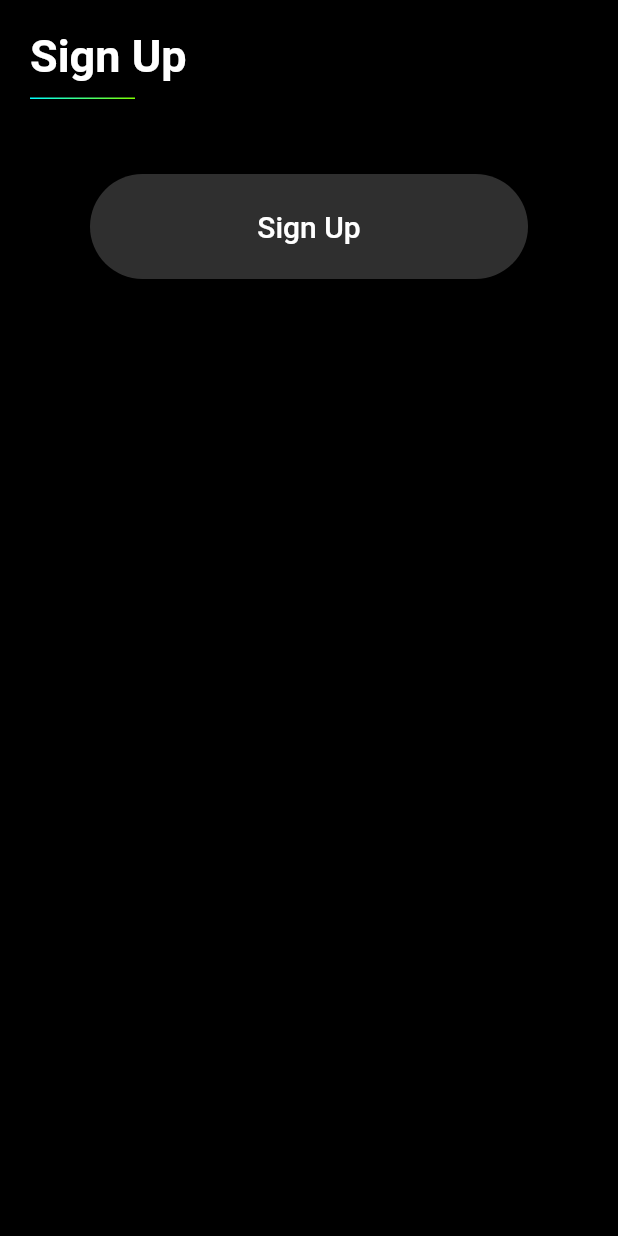
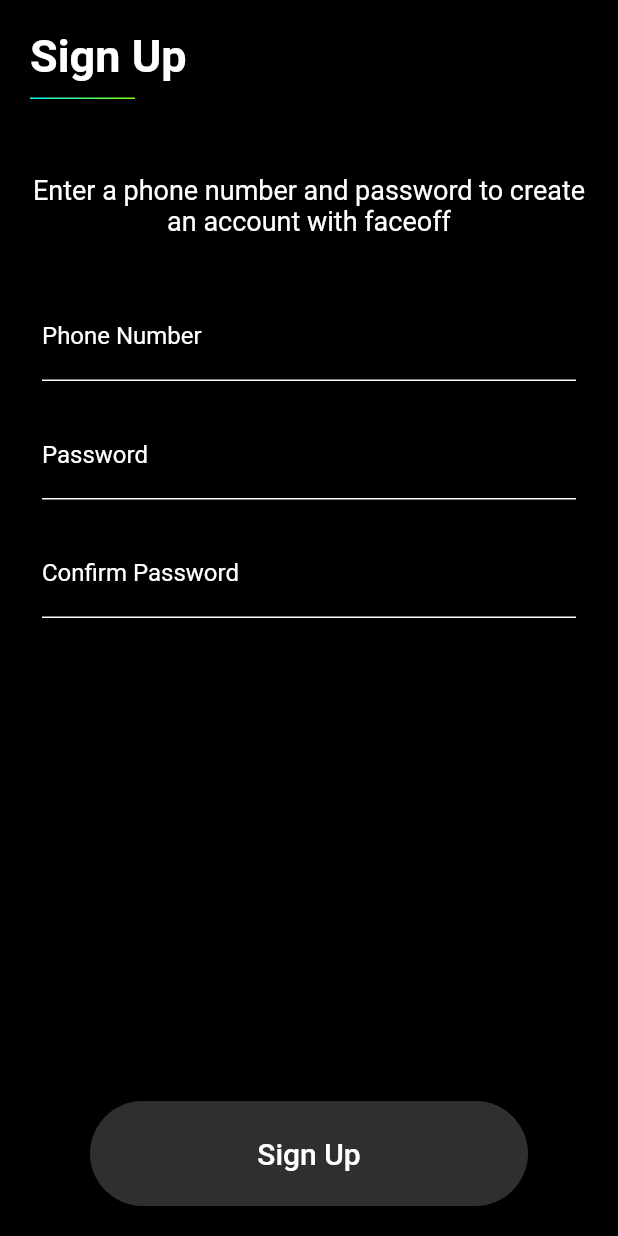
Before and after one commit to Harshith996/face_off_repository, a Flutter app: the SignUpPage screen opened directly, on a phone screen of 412 x 824 dp. Run offline on Flutter 3.47's test engine with Material 2 defaults, Android fonts, the phone set to English and light mode, and no system bars; our stand-ins replace carousel_slider, google_fonts, google_nav_bar, shared_preferences; accounts and stored records are empty.

Commit message:
Designed half of sign up screen

```diff
--- a/lib/main.dart
+++ b/lib/main.dart
@@ -1,10 +1,11 @@
 import 'package:face_off/ui/screens/chat_page.dart';
+import 'package:face_off/ui/screens/create_profile_1.dart';
+import 'package:face_off/ui/screens/enter_details_page.dart';
 import 'package:face_off/ui/screens/login_page.dart';
 import 'package:face_off/ui/screens/signup_page.dart';
 import 'package:face_off/ui/screens/splash_screen.dart';
 import 'package:face_off/utils/shared_prefs.dart';
 import 'package:flutter/material.dart';
-
 
 Future<void> main() async {
   WidgetsFlutterBinding.ensureInitialized();
--- a/lib/ui/screens/signup_page.dart
+++ b/lib/ui/screens/signup_page.dart
@@ -54,6 +54,55 @@
               const SizedBox(
                 height: 50,
               ),
+              const Text(
+                "Enter a phone number and password to create an account with faceoff",
+                textAlign: TextAlign.center,
+                style:
+                    TextStyle(color: Color(CustomColors.white), fontSize: 18),
+              ),
+              const SizedBox(
+                height: 27,
+              ),
+              Padding(
+                  padding:
+                      const EdgeInsets.symmetric(horizontal: 8, vertical: 10),
+                  child: TextFormField(
+                      keyboardType: TextInputType.phone,
+                      style: const TextStyle(color: Color(CustomColors.white)),
+                      decoration: const InputDecoration(
+                        enabledBorder: UnderlineInputBorder(
+                            borderSide: BorderSide(
+                                width: 1, color: Color(CustomColors.white))),
+                        labelStyle: TextStyle(color: Color(CustomColors.white)),
+                        labelText: 'Phone Number',
+                      ))),
+              Padding(
+                  padding:
+                      const EdgeInsets.symmetric(horizontal: 8, vertical: 10),
+                  child: TextFormField(
+                      obscureText: true,
+                      style: const TextStyle(color: Color(CustomColors.white)),
+                      decoration: const InputDecoration(
+                        enabledBorder: UnderlineInputBorder(
+                            borderSide: BorderSide(
+                                width: 1, color: Color(CustomColors.white))),
+                        labelStyle: TextStyle(color: Color(CustomColors.white)),
+                        labelText: 'Password',
+                      ))),
+              Padding(
+                  padding:
+                      const EdgeInsets.symmetric(horizontal: 8, vertical: 10),
+                  child: TextFormField(
+                      obscureText: true,
+                      style: const TextStyle(color: Color(CustomColors.white)),
+                      decoration: const InputDecoration(
+                        enabledBorder: UnderlineInputBorder(
+                            borderSide: BorderSide(
+                                width: 1, color: Color(CustomColors.white))),
+                        labelStyle: TextStyle(color: Color(CustomColors.white)),
+                        labelText: 'Confirm Password',
+                      ))),
+              const Spacer(),
               WideDarkBackgroundButton(
                   displayText: "Sign Up",
                   onTap: () {
--- a/lib/utils/constants.dart
+++ b/lib/utils/constants.dart
@@ -30,10 +30,11 @@
 
 class Keys {
   static const key_id = 'key_id';
-  static const key_email = 'key_email';
+  static const key_phonenumber = 'key_phonenumber';
   static const key_dob = 'key_dob';
   static const key_firstname = 'key_firstname';
   static const key_lastname = 'key_lastname';
   static const key_phone = 'key_phone';
   static const key_gender = 'key_gender';
+  static const key_isfirstopen = 'key_isfirstopen';
 }
```
Also changed, not shown: lib/ui/screens/create_profile_1.dart (+128 -125 lines), lib/ui/screens/enter_details_page.dart (+110 -107 lines), lib/ui/screens/splash_screen.dart (+21 -1 lines), lib/utils/shared_prefs.dart (+12 -12 lines).
